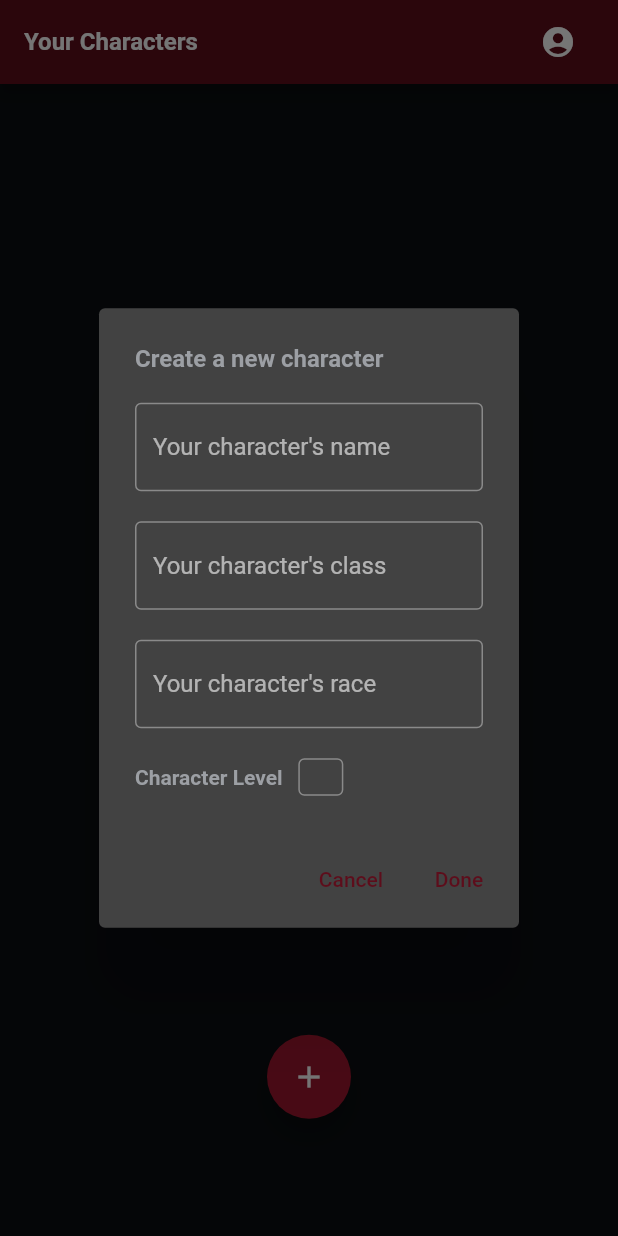
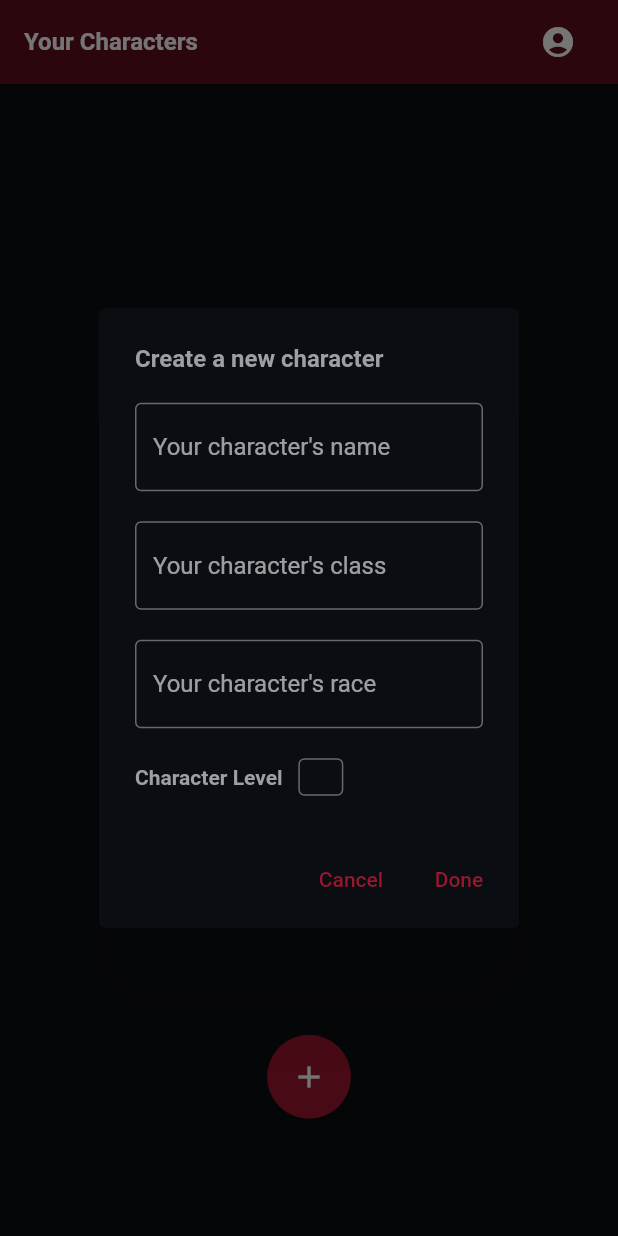
Before and after one commit to Oscarrr00/CharacterKeeper, a Flutter app: the screen it shows once a user with an empty profile is signed in, after a tap on the "add" icon, on a phone screen of 412 x 824 dp. Run offline on Flutter 3.47's test engine with Material 2 defaults, Android fonts, the light colour scheme and no system bars; our stand-ins replace cloud_firestore, firebase_auth, firebase_core, firebase_storage, image_picker and 1 more; missing offline and left inert: dart:ffi; accounts and stored records are empty.

Commit message:
Adding fixes

```diff
--- a/character_keeper/lib/items/character_general.dart
+++ b/character_keeper/lib/items/character_general.dart
@@ -23,6 +23,7 @@ class ItemCharacter extends StatelessWidget {
         barrierDismissible: false,
         builder: (BuildContext context) {
           return AlertDialog(
+            backgroundColor: Theme.of(context).colorScheme.background,
             title: const Text('Adding an Item'),
             content: SingleChildScrollView(
               child: ListBody(
--- a/character_keeper/lib/main.dart
+++ b/character_keeper/lib/main.dart
@@ -21,6 +21,7 @@ class MyApp extends StatelessWidget {
   @override
   Widget build(BuildContext context) {
     return MaterialApp(
+      debugShowCheckedModeBanner: false,
       title: 'Material App',
       home: CheckAuthPage(),
       theme: ThemeData(
--- a/character_keeper/lib/pages/ability_page.dart
+++ b/character_keeper/lib/pages/ability_page.dart
@@ -77,7 +77,7 @@ class AbilityPage extends StatelessWidget {
                       .addAbility(abilityName.text, abilityDescription.text);
                   context
                       .read<Character_Provide>()
-                      .searchNote(searchAbility.text);
+                      .searchAbility(searchAbility.text);
                   abilityName.text = "";
                   abilityDescription.text = "";
                   Navigator.of(context).pop();
@@ -152,7 +152,7 @@ class AbilityPage extends StatelessWidget {
                       currentIndex, abilityName.text, abilityDescription.text);
                   context
                       .read<Character_Provide>()
-                      .searchNote(searchAbility.text);
+                      .searchAbility(searchAbility.text);
                   abilityName.text = "";
                   abilityDescription.text = "";
                   Navigator.of(context).pop();
@@ -307,7 +307,7 @@ class AbilityPage extends StatelessWidget {
                                                       .deleteAbility(index);
                                                   context
                                                       .read<Character_Provide>()
-                                                      .searchNote(
+                                                      .searchAbility(
                                                           searchAbility.text);
                                                 })
                                           ],
--- a/character_keeper/lib/pages/characters_page.dart
+++ b/character_keeper/lib/pages/characters_page.dart
@@ -22,6 +22,7 @@ class CharactersUser extends StatelessWidget {
         barrierDismissible: false,
         builder: (BuildContext context) {
           return AlertDialog(
+            backgroundColor: Theme.of(context).colorScheme.background,
             title: const Text('Create a new character'),
             content: SingleChildScrollView(
               child: ListBody(
@@ -75,7 +76,9 @@ class CharactersUser extends StatelessWidget {
             ),
             actions: <Widget>[
               TextButton(
-                child: const Text('Cancel'),
+                child: Text('Cancel',
+                    style: TextStyle(
+                        color: Theme.of(context).colorScheme.primaryContainer)),
                 onPressed: () {
                   characterName.text = "";
                   characterClass.text = "";
@@ -84,7 +87,9 @@ class CharactersUser extends StatelessWidget {
                 },
               ),
               TextButton(
-                child: const Text('Done'),
+                child: Text('Done',
+                    style: TextStyle(
+                        color: Theme.of(context).colorScheme.primaryContainer)),
                 onPressed: () {
                   int n;
                   try {
--- a/character_keeper/lib/pages/inventory_page.dart
+++ b/character_keeper/lib/pages/inventory_page.dart
@@ -383,7 +383,7 @@ class InventoryPage extends StatelessWidget {
                                             ),
                                             IconButton(
                                                 icon: Icon(Icons.delete),
-                                                splashColor: Colors.red[200],
+                                                splashRadius: 1,
                                                 onPressed: () async {
                                                   try {
                                                     await context
```
Also changed, not shown: 2 other files.
